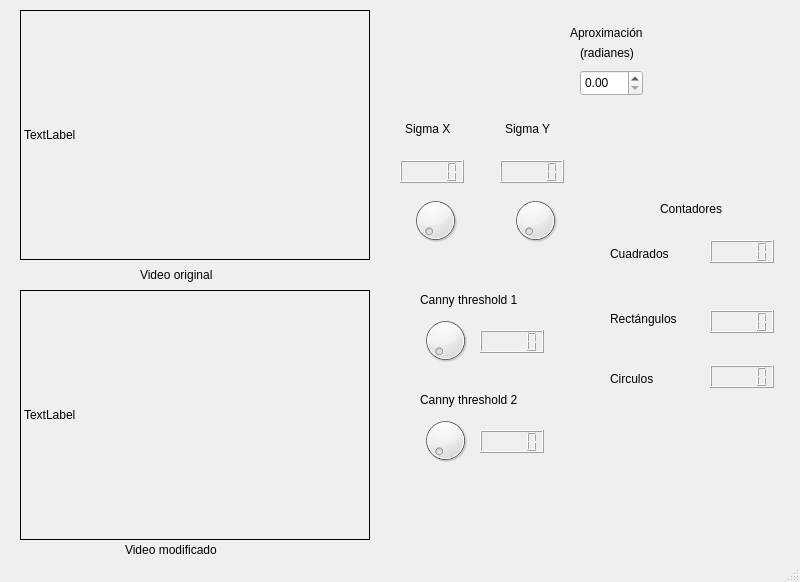
JoserraLP/ImagenDigital, file Tarea-1/mainwindow.ui: the form before one commit.
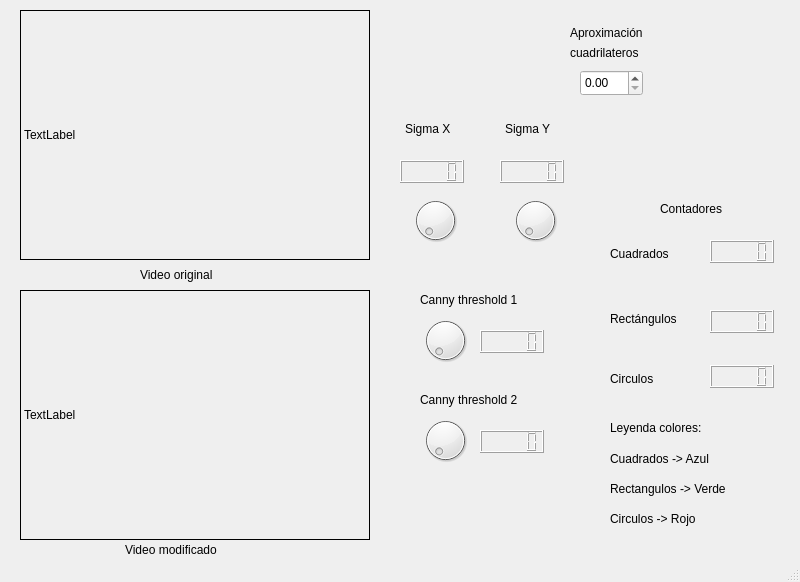
The form after the commit.

Commit message: Interfaz mejorada

Patch:
```diff
--- a/Tarea-1/mainwindow.ui
+++ b/Tarea-1/mainwindow.ui
@@ -245,14 +245,14 @@
    <widget class="QLabel" name="label_3">
     <property name="geometry">
      <rect>
-      <x>580</x>
+      <x>570</x>
       <y>40</y>
-      <width>70</width>
+      <width>95</width>
       <height>25</height>
      </rect>
     </property>
     <property name="text">
-     <string>(radianes)</string>
+     <string>cuadrilateros</string>
     </property>
    </widget>
    <widget class="QLCDNumber" name="num_cuadrados">
@@ -337,6 +337,64 @@
      <string>Circulos</string>
     </property>
    </widget>
+   <widget class="QLabel" name="label_8">
+    <property name="enabled">
+     <bool>true</bool>
+    </property>
+    <property name="geometry">
+     <rect>
+      <x>610</x>
+      <y>420</y>
+      <width>120</width>
+      <height>16</height>
+     </rect>
+    </property>
+    <property name="text">
+     <string>Leyenda colores:</string>
+    </property>
+   </widget>
+   <widget class="QLabel" name="label_9">
+    <property name="geometry">
+     <rect>
+      <x>610</x>
+      <y>450</y>
+      <width>125</width>
+      <height>17</height>
+     </rect>
+    </property>
+    <property name="text">
+     <string>Cuadrados -&gt; Azul</string>
+    </property>
+   </widget>
+   <widget class="QLabel" name="label_10">
+    <property name="geometry">
+     <rect>
+      <x>610</x>
+      <y>480</y>
+      <width>150</width>
+      <height>17</height>
+     </rect>
+    </property>
+    <property name="text">
+     <string>Rectangulos -&gt; Verde</string>
+    </property>
+   </widget>
+   <widget class="QLabel" name="label_11">
+    <property name="geometry">
+     <rect>
+      <x>610</x>
+      <y>510</y>
+      <width>110</width>
+      <height>17</height>
+     </rect>
+    </property>
+    <property name="autoFillBackground">
+     <bool>false</bool>
+    </property>
+    <property name="text">
+     <string>Circulos -&gt; Rojo</string>
+    </property>
+   </widget>
   </widget>
   <widget class="QStatusBar" name="statusbar"/>
  </widget>
```
